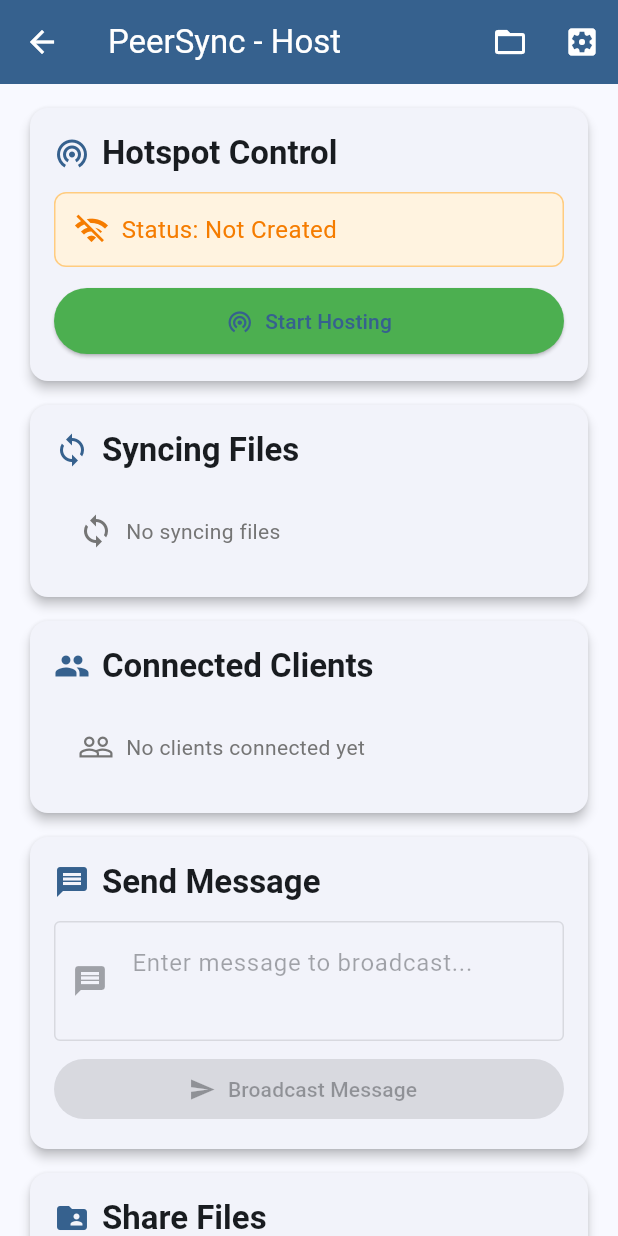
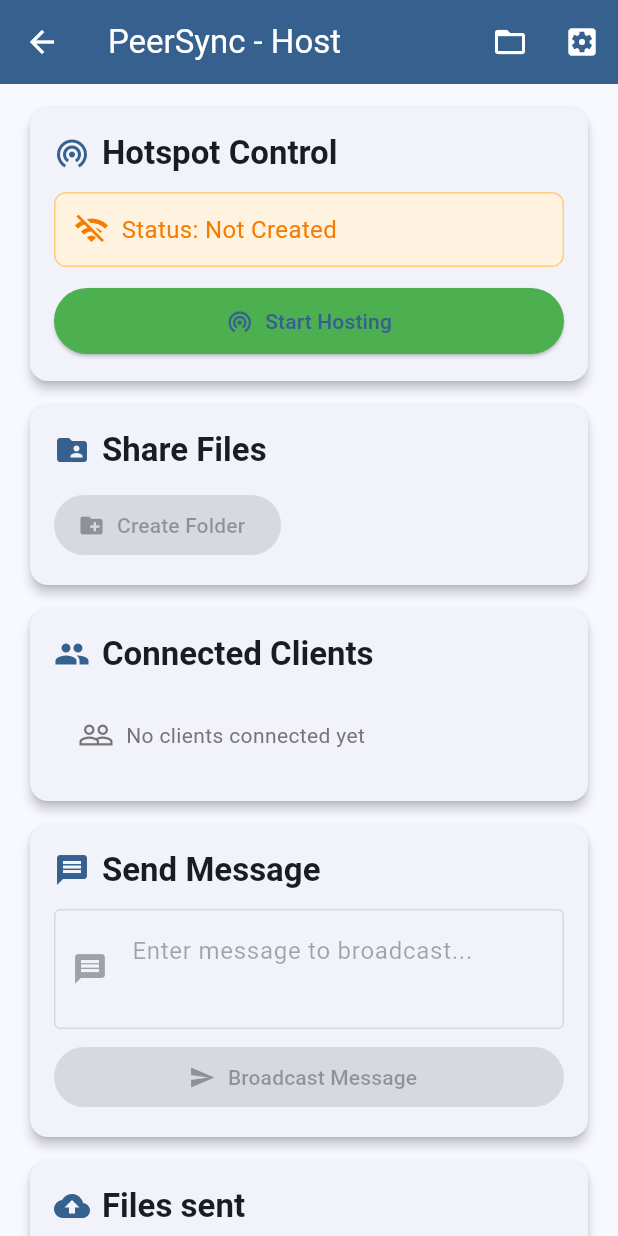
Before and after one commit to Tharaka-Chathuranga/Folder_sync, a Flutter app: the ImprovedHostScreen screen opened directly, on a phone screen of 412 x 824 dp. Run offline on Flutter 3.47's test engine with Material 3 defaults, Android fonts, the light colour scheme and no system bars; our stand-ins replace chewie, file_picker, open_filex, permission_handler, photo_view, qr_flutter and 2 more; missing offline and left inert: flutter_p2p_connection, qr_code_scanner, syncfusion_flutter_pdfviewer.

Commit message:
Folder syncing new functionalities added to host side

```diff
--- a/lib/screens/improved_host_screen.dart
+++ b/lib/screens/improved_host_screen.dart
@@ -1,4 +1,5 @@
 import 'dart:async';
+import 'dart:convert';
 import 'dart:io';
 import 'dart:math';
 import 'package:file_picker/file_picker.dart';
@@ -10,24 +11,6 @@ import 'package:path_provider/path_provider.dart';
 import 'package:path/path.dart' as path;
 import 'files_library_screen.dart';
 import 'file_viewer_screen.dart';
-
-
-class SyncingFileInfo {
-  final dynamic info; // HostedFileInfo or ReceivableFileInfo
-  final double progress;
-  final bool isSender;
-
-  SyncingFileInfo({required this.info, required this.progress, required this.isSender});
-}
-
-
-List<HostedFileInfo> allFiles = getAllSentFiles(); // or from existing stream
-List<HostedFileInfo> syncing = allFiles.where((f) => f.state == FileState.syncing).toList();
-
-List<ReceivableFileInfo> allFiles = getAllReceivedFiles();
-List<ReceivableFileInfo> syncing = allFiles.where((f) => f.state == FileState.syncing).toList();
-
-
 
 class ImprovedHostScreen extends StatefulWidget {
   const ImprovedHostScreen({super.key});
@@ -45,11 +28,17 @@ class _ImprovedHostScreenState extends State<ImprovedHostScreen> {
 
   HotspotHostState? hotspotState;
 
+  // Folder sync state
+  Map<String, List<File>> sharedFolders = {}; // folderName -> files
+  String? currentFolder; // null means root
+
   @override
   void initState() {
     super.initState();
     p2pInterface = FlutterP2pHost();
     _initializeP2P();
+    // Listen for folder/file sync messages
+    receivedTextStream = p2pInterface.streamReceivedTexts().listen(_handleReceivedText);
   }
 
   void _initializeP2P() async {
@@ -65,10 +54,6 @@ class _ImprovedHostScreenState extends State<ImprovedHostScreen> {
         } else if (!state.isActive && hotspotState?.isActive == true) {
           _showSnackBar('Hotspot Inactive. Reason: ${state.failureReason}', Colors.red);
         }
-      });
-
-      receivedTextStream = p2pInterface.streamReceivedTexts().listen((text) {
-        _showSnackBar('Received message: $text', Colors.blue);
       });
     } catch (e) {
       _showSnackBar('Failed to initialize P2P: $e', Colors.red);
@@ -301,7 +286,6 @@ class _ImprovedHostScreenState extends State<ImprovedHostScreen> {
 
       Color color = (storageGranted && p2pGranted && bleGranted) ? Colors.green : Colors.orange;
       _showSnackBar(result, color);
-
     } catch (e) {
       _showSnackBar("Permission request failed: $e", Colors.red);
     }
@@ -410,6 +394,149 @@ class _ImprovedHostScreenState extends State<ImprovedHostScreen> {
     }
   }
 
+  // --- Folder Sync Logic ---
+
+  void _createFolderDialog() async {
+    final controller = TextEditingController();
+    await showDialog(
+      context: context,
+      builder: (ctx) => AlertDialog(
+        title: const Text('Create New Folder'),
+        content: TextField(
+          controller: controller,
+          decoration: const InputDecoration(hintText: 'Folder Name'),
+        ),
+        actions: [
+          TextButton(
+            onPressed: () => Navigator.pop(ctx),
+            child: const Text('Cancel'),
+          ),
+          ElevatedButton(
+            onPressed: () {
+              final name = controller.text.trim();
+              if (name.isNotEmpty && !sharedFolders.containsKey(name)) {
+                setState(() {
+                  sharedFolders[name] = [];
+                });
+                _broadcastFolderOperation('create', name);
+              }
+              Navigator.pop(ctx);
+            },
+            child: const Text('Create'),
+          ),
+        ],
+      ),
+    );
+  }
+
+  void _broadcastFolderOperation(String op, String folder, {String? fileName}) async {
+    final msg = {
+      'type': 'folder_op',
+      'op': op, // 'create', 'add_file', 'delete_file'
+      'folder': folder,
+      if (fileName != null) 'file': fileName,
+    };
+    await p2pInterface.broadcastText('[FOLDER_OP]${jsonEncode(msg)}');
+  }
+
+  void _handleReceivedText(String text) {
+    if (text.startsWith('[FOLDER_OP]')) {
+      final msg = text.substring(11);
+      final Map<String, dynamic> data = jsonDecode(msg);
+      setState(() {
+        if (data['op'] == 'create') {
+          sharedFolders[data['folder']] ??= [];
+        } else if (data['op'] == 'add_file' && data['file'] != null) {
+          sharedFolders[data['folder']] ??= [];
+          // File transfer will be handled by the file transfer protocol
+        } else if (data['op'] == 'delete_file' && data['file'] != null) {
+          sharedFolders[data['folder']]?.removeWhere((f) => path.basename(f.path) == data['file']);
+        }
+      });
+    } else {
+      _showSnackBar('Received message: $text', Colors.blue);
+    }
+  }
+
+  Widget _buildShareFilesSection(bool isGroupActive) {
+    final folders = sharedFolders.keys.toList();
+    final files = currentFolder == null
+        ? []
+        : sharedFolders[currentFolder!] ?? [];
+
+    return Column(
+      crossAxisAlignment: CrossAxisAlignment.start,
+      children: [
+        Row(
+          children: [
+            ElevatedButton.icon(
+              icon: const Icon(Icons.create_new_folder),
+              label: const Text('Create Folder'),
+              onPressed: isGroupActive ? _createFolderDialog : null,
+            ),
+            if (currentFolder != null)
+              IconButton(
+                icon: const Icon(Icons.arrow_back),
+                tooltip: 'Back to Folders',
+                onPressed: () => setState(() => currentFolder = null),
+              ),
+          ],
+        ),
+        if (currentFolder == null)
+          ...folders.map((folder) => ListTile(
+                leading: const Icon(Icons.folder),
+                title: Text(folder),
+                trailing: IconButton(
+                  icon: const Icon(Icons.arrow_forward),
+                  onPressed: () => setState(() => currentFolder = folder),
+                ),
+              )),
+        if (currentFolder != null)
+          Column(
+            children: [
+              ...files.map((file) => ListTile(
+                    leading: const Icon(Icons.insert_drive_file),
+                    title: Text(path.basename(file.path)),
+                    trailing: Row(
+                      mainAxisSize: MainAxisSize.min,
+                      children: [
+                        IconButton(
+                          icon: const Icon(Icons.delete, color: Colors.red),
+                          onPressed: () async {
+                            setState(() {
+                              sharedFolders[currentFolder!]!.remove(file);
+                            });
+                            _broadcastFolderOperation('delete_file', currentFolder!, fileName: path.basename(file.path));
+                            await file.delete();
+                          },
+                        ),
+                      ],
+                    ),
+                  )),
+              ElevatedButton.icon(
+                icon: const Icon(Icons.attach_file),
+                label: const Text('Add File'),
+                onPressed: isGroupActive
+                    ? () async {
+                        FilePickerResult? result = await FilePicker.platform.pickFiles(type: FileType.any);
+                        if (result != null && result.files.single.path != null) {
+                          final file = File(result.files.single.path!);
+                          setState(() {
+                            sharedFolders[currentFolder!]!.add(file);
+                          });
+                          await p2pInterface.broadcastFile(file);
+                          _broadcastFolderOperation('add_file', currentFolder!, fileName: path.basename(file.path));
+                          _showSnackBar("Sending file: ${file.path.split('/').last}", Colors.blue);
+                        }
+                      }
+                    : null,
+              ),
+            ],
+          ),
+      ],
+    );
+  }
+
   void _sendFile() async {
     if (!p2pInterface.isGroupCreated) {
       _showSnackBar('Group not created', Colors.red);
@@ -417,14 +544,13 @@ class _ImprovedHostScreenState extends State<ImprovedHostScreen> {
     }
 
     try {
-      // Use the file picker to select a file
       FilePickerResult? result = await FilePicker.platform.pickFiles(
         type: FileType.any,
       );
 
       if (result != null && result.files.single.path != null) {
-        String path = result.files.single.path!;
-        File file = File(path);
+        String filePath = result.files.single.path!;
+        File file = File(filePath);
         if (await file.exists()) {
           await p2pInterface.broadcastFile(file);
           _showSnackBar("Sending file: ${file.path.split('/').last}", Colors.blue);
@@ -596,118 +722,10 @@ class _ImprovedHostScreenState extends State<ImprovedHostScreen> {
               ],
             ], icon: Icons.wifi_tethering),
 
-
-            // File Syncing Area
-
-
-            // _buildSection("Syncing Files", [
-            //   StreamBuilder<List<P2pClientInfo>>(
-            //     stream: p2pInterface.streamClientList(),
-            //     builder: (context, snapshot) {
-            //       var clientList = snapshot.data ?? [];
-            //       clientList = clientList.where((c) => !c.isHost).toList();
-
-            //       if (clientList.isEmpty) {
-            //         return Container(
-            //           padding: const EdgeInsets.all(16),
-            //           child: Row(
-            //             children: [
-            //               Icon(Icons.people_outline, color: Colors.grey.shade600),
-            //               const SizedBox(width: 8),
-            //               Text("No clients connected yet", style: TextStyle(color: Colors.grey.shade600)),
-            //             ],
-            //           ),
-            //         );
-            //       }
-
-            //       return SizedBox(
-            //         height: 120,
-            //         child: ListView.builder(
-            //           itemCount: clientList.length,
-            //           itemBuilder: (context, index) => Card(
-            //             margin: const EdgeInsets.symmetric(vertical: 4),
-            //             child: ListTile(
-            //               leading: CircleAvatar(
-            //                 backgroundColor: Colors.blue.shade100,
-            //                 child: Icon(Icons.person, color: Colors.blue.shade700),
-            //               ),
-            //               title: Text(clientList[index].username),
-            //               subtitle: Text('ID: ${clientList[index].id}'),
-            //               trailing: Icon(Icons.check_circle, color: Colors.green.shade600),
-            //             ),
-            //           ),
-            //         ),
-            //       );
-            //     },
-            //   ),
-            // ], icon: Icons.people),
-
-
-
-
-            // File Syncing Section new
-            _buildSection("Syncing Files", [
-              StreamBuilder<List<SyncingFileInfo>>(
-                stream: p2pInterface.streamSyncingFilesInfo(), // You need to implement this stream
-                builder: (context, snapshot) {
-                  var syncingFiles = snapshot.data ?? [];
-
-                  if (syncingFiles.isEmpty) {
-                   return Container(
-                    padding: const EdgeInsets.all(16),
-                    child: Row(
-                    children: [
-                    Icon(Icons.sync, color: Colors.grey.shade600),
-                    const SizedBox(width: 8),
-                    Text("No syncing files", style: TextStyle(color: Colors.grey.shade600)),
-                    ],
-              ),
-         );
-      }
-
-      return SizedBox(
-        height: 200,
-        child: ListView.builder(
-          itemCount: syncingFiles.length,
-          itemBuilder: (context, index) {
-            final file = syncingFiles[index];
-
-            return Card(
-              margin: const EdgeInsets.symmetric(vertical: 4),
-              child: ListTile(
-                leading: CircleAvatar(
-                  backgroundColor: Colors.orange.shade100,
-                  child: Icon(Icons.sync, color: Colors.orange.shade700),
-                ),
-                title: Text(file.info.name),
-                subtitle: Text("Status: Syncing, ${file.progress.round()}%"),
-                trailing: file.isSender
-                    ? ElevatedButton(
-                        onPressed: () {
-                          p2pInterface.cancelSync(file.info); // Implement this
-                        },
-                        style: ElevatedButton.styleFrom(
-                          foregroundColor: Colors.white,
-                          backgroundColor: Colors.red,
-                        ),
-                        child: const Text("Un-sync"),
-                      )
-                    : null,
-              ),
-            );
-          },
-        ),
-      );
-    },
-  ),
-], icon: Icons.sync),
-
-
-
-
-
-
-
+            // Share Files Section (with folders)
+            _buildSection("Share Files", [
+              _buildShareFilesSection(isGroupActive),
+            ], icon: Icons.folder_shared),
 
             // Connected Clients Section
             _buildSection("Connected Clients", [
@@ -775,22 +793,6 @@ class _ImprovedHostScreenState extends State<ImprovedHostScreen> {
               ),
             ], icon: Icons.message),
 
-            // Send File Section
-            _buildSection("Share Files", [
-              SizedBox(
-                width: double.infinity,
-                child: ElevatedButton.icon(
-                  icon: const Icon(Icons.attach_file),
-                  label: const Text('Select & Share File'),
-                  style: ElevatedButton.styleFrom(
-                    backgroundColor: Colors.green,
-                    padding: const EdgeInsets.symmetric(vertical: 12),
-                  ),
-                  onPressed: isGroupActive ? _sendFile : null,
-                ),
-              ),
-            ], icon: Icons.folder_shared),
-
             // Files sent Section
             _buildSection("Files sent", [
               StreamBuilder<List<HostedFileInfo>>(
@@ -832,9 +834,18 @@ class _ImprovedHostScreenState extends State<ImprovedHostScreen> {
                                   P2pClientInfo? receiverInfo;
                                   try {
                                     final currentClients = p2pInterface.clientList;
-                                    receiverInfo = currentClients.where((c) => c.id == id).firstOrNull;
+                                    receiverInfo = currentClients.firstWhere(
+                                      (c) => c.id == id,
+                                      orElse: () => P2pClientInfo(
+                                        id: id,
+                                        username: '',
+                                        isHost: false,
+                                      ),
+                                    );
                                   } catch (_) {}
-                                  var name = receiverInfo?.username ?? id.substring(0, min(8, id.length));
+                                  var name = (receiverInfo?.username?.isNotEmpty ?? false)
+                                      ? receiverInfo!.username
+                                      : id.substring(0, min(8, id.length));
                                   var percent = file.getProgressPercent(id).round();
                                   return Text("→ $name: $percent%");
                                 }).toList(),
```
Lines whose indentation alone changed are shown as unchanged.
